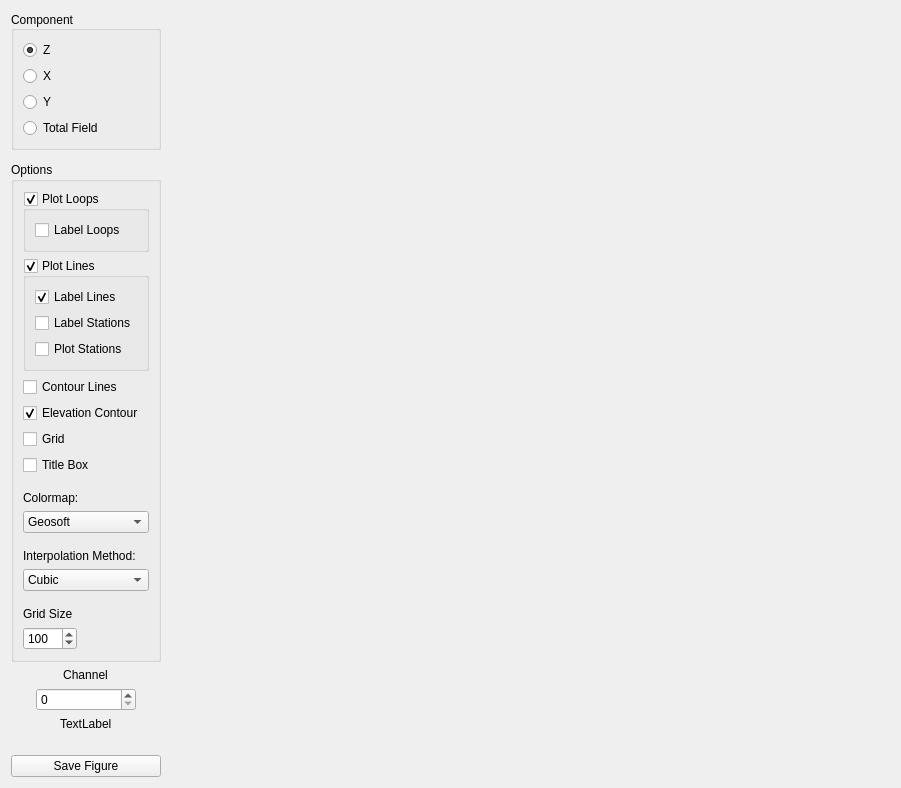
First picture: the form in src/qt_ui/contour_map.ui, repository Eric-Meunier/Processor-Suite, before the edit.
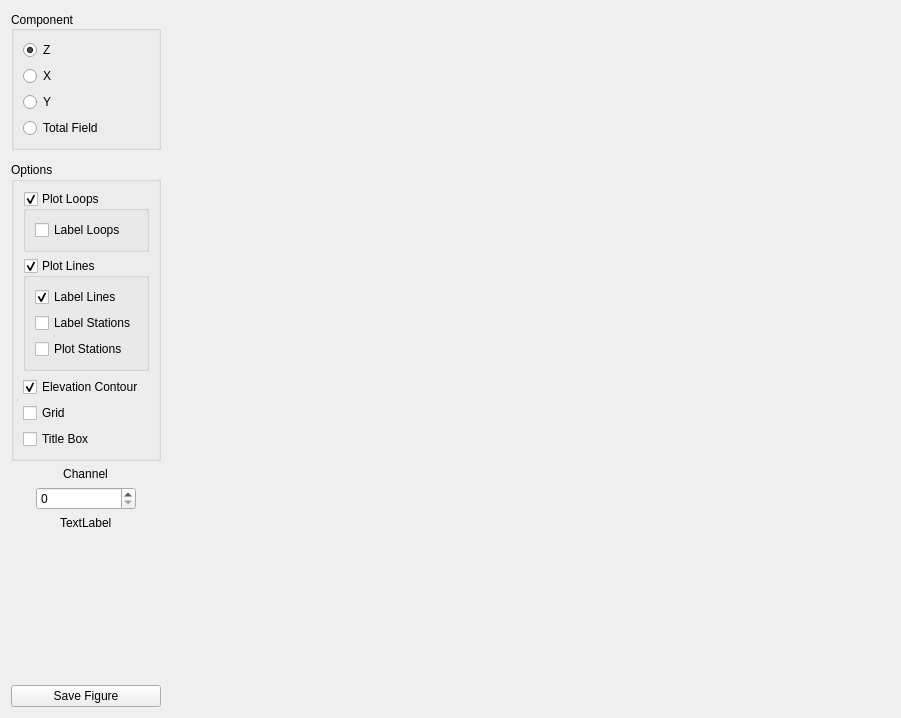
Second picture: the form after the edit.

Commit message: Removed unnecessary Ui options from ContourMap.

Patch:
```diff
--- a/src/qt_ui/contour_map.ui
+++ b/src/qt_ui/contour_map.ui
@@ -197,29 +197,6 @@
       <string>Options</string>
      </property>
      <layout class="QGridLayout" name="gridLayout_2">
-      <item row="11" column="0" colspan="2">
-       <spacer name="verticalSpacer_2">
-        <property name="orientation">
-         <enum>Qt::Vertical</enum>
-        </property>
-        <property name="sizeType">
-         <enum>QSizePolicy::Minimum</enum>
-        </property>
-        <property name="sizeHint" stdset="0">
-         <size>
-          <width>20</width>
-          <height>10</height>
-         </size>
-        </property>
-       </spacer>
-      </item>
-      <item row="9" column="0" colspan="2">
-       <widget class="QLabel" name="label_2">
-        <property name="text">
-         <string>Colormap:</string>
-        </property>
-       </widget>
-      </item>
       <item row="1" column="0" colspan="2">
        <widget class="QGroupBox" name="plot_lines_cbox">
         <property name="title">
@@ -262,55 +239,14 @@
         </layout>
        </widget>
       </item>
-      <item row="13" column="0" colspan="2">
-       <widget class="QComboBox" name="interp_cbox">
-        <item>
-         <property name="text">
-          <string>Cubic</string>
-         </property>
-        </item>
-        <item>
-         <property name="text">
-          <string>Linear</string>
-         </property>
-        </item>
-        <item>
-         <property name="text">
-          <string>Nearest</string>
-         </property>
-        </item>
-       </widget>
-      </item>
-      <item row="0" column="0" colspan="2">
-       <widget class="QGroupBox" name="plot_loops_cbox">
-        <property name="title">
-         <string>Plot Loops</string>
-        </property>
-        <property name="flat">
-         <bool>true</bool>
-        </property>
-        <property name="checkable">
-         <bool>true</bool>
-        </property>
-        <layout class="QVBoxLayout" name="verticalLayout">
-         <item>
-          <widget class="QCheckBox" name="label_loops_cbox">
-           <property name="text">
-            <string>Label Loops</string>
-           </property>
-          </widget>
-         </item>
-        </layout>
-       </widget>
-      </item>
-      <item row="6" column="0" colspan="2">
+      <item row="5" column="0" colspan="2">
        <widget class="QCheckBox" name="grid_cbox">
         <property name="text">
          <string>Grid</string>
         </property>
        </widget>
       </item>
-      <item row="7" column="0" colspan="2">
+      <item row="6" column="0" colspan="2">
        <widget class="QCheckBox" name="title_box_cbox">
         <property name="text">
          <string>Title Box</string>
@@ -320,89 +256,7 @@
         </property>
        </widget>
       </item>
-      <item row="10" column="0" colspan="2">
-       <widget class="QComboBox" name="cmap_cbox">
-        <property name="currentText">
-         <string>Geosoft</string>
-        </property>
-        <property name="currentIndex">
-         <number>3</number>
-        </property>
-        <item>
-         <property name="text">
-          <string>Blues</string>
-         </property>
-        </item>
-        <item>
-         <property name="text">
-          <string>BMW</string>
-         </property>
-        </item>
-        <item>
-         <property name="text">
-          <string>Coolwarm</string>
-         </property>
-        </item>
-        <item>
-         <property name="text">
-          <string>Geosoft</string>
-         </property>
-        </item>
-        <item>
-         <property name="text">
-          <string>KBC</string>
-         </property>
-        </item>
-        <item>
-         <property name="text">
-          <string>Inferno</string>
-         </property>
-        </item>
-        <item>
-         <property name="text">
-          <string>Rainbow</string>
-         </property>
-        </item>
-        <item>
-         <property name="text">
-          <string>Viridis</string>
-         </property>
-        </item>
-       </widget>
-      </item>
-      <item row="14" column="0" colspan="2">
-       <spacer name="verticalSpacer_4">
-        <property name="orientation">
-         <enum>Qt::Vertical</enum>
-        </property>
-        <property name="sizeType">
-         <enum>QSizePolicy::Fixed</enum>
-        </property>
-        <property name="sizeHint" stdset="0">
-         <size>
-          <width>20</width>
-          <height>10</height>
-         </size>
-        </property>
-       </spacer>
-      </item>
-      <item row="8" column="0" colspan="2">
-       <spacer name="verticalSpacer_3">
-        <property name="orientation">
-         <enum>Qt::Vertical</enum>
-        </property>
-        <property name="sizeType">
-         <enum>QSizePolicy::Minimum</enum>
-        </property>
-        <property name="sizeHint" stdset="0">
-         <size>
-          <width>20</width>
-          <height>10</height>
-         </size>
-        </property>
-       </spacer>
-      </item>
-      <item row="5" column="0" colspan="2">
+      <item row="4" column="0" colspan="2">
        <widget class="QCheckBox" name="plot_elevation_cbox">
         <property name="text">
          <string>Elevation Contour</string>
@@ -412,53 +266,26 @@
         </property>
        </widget>
       </item>
-      <item row="12" column="0" colspan="2">
-       <widget class="QLabel" name="label_3">
-        <property name="text">
-         <string>Interpolation Method:</string>
+      <item row="0" column="0" colspan="2">
+       <widget class="QGroupBox" name="plot_loops_cbox">
+        <property name="title">
+         <string>Plot Loops</string>
         </property>
-       </widget>
-      </item>
-      <item row="4" column="0" colspan="2">
-       <widget class="QCheckBox" name="contour_lines_cbox">
-        <property name="text">
-         <string>Contour Lines</string>
+        <property name="flat">
+         <bool>true</bool>
         </property>
-       </widget>
-      </item>
-      <item row="16" column="0" colspan="2">
-       <widget class="QSpinBox" name="gridsize_spinbox">
-        <property name="sizePolicy">
-         <sizepolicy hsizetype="Maximum" vsizetype="Fixed">
-          <horstretch>0</horstretch>
-          <verstretch>0</verstretch>
-         </sizepolicy>
+        <property name="checkable">
+         <bool>true</bool>
         </property>
-        <property name="minimum">
-         <number>5</number>
-        </property>
-        <property name="maximum">
-         <number>1000</number>
-        </property>
-        <property name="singleStep">
-         <number>10</number>
-        </property>
-        <property name="value">
-         <number>100</number>
-        </property>
-       </widget>
-      </item>
-      <item row="15" column="0" colspan="2">
-       <widget class="QLabel" name="label_5">
-        <property name="sizePolicy">
-         <sizepolicy hsizetype="Maximum" vsizetype="Preferred">
-          <horstretch>0</horstretch>
-          <verstretch>0</verstretch>
-         </sizepolicy>
-        </property>
-        <property name="text">
-         <string>Grid Size</string>
-        </property>
+        <layout class="QVBoxLayout" name="verticalLayout">
+         <item>
+          <widget class="QCheckBox" name="label_loops_cbox">
+           <property name="text">
+            <string>Label Loops</string>
+           </property>
+          </widget>
+         </item>
+        </layout>
        </widget>
       </item>
      </layout>
```
The commit also changes 3 other files.
